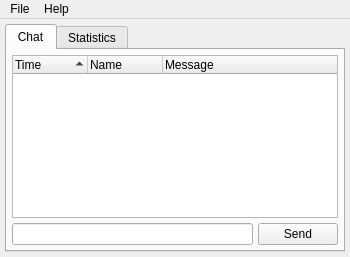
Above: assets/ui/MainWindow_v1.ui from ashbyb/Twitch.TV.Stream.Assistant before the change. Below: the same form after it.
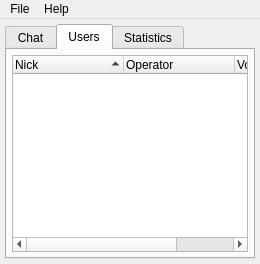
That is the form after the change. The open tabs and pages were chosen to show the change. Icons and pictures are not drawn.

Commit message: edited the layout of the main window log in screen. added a tab for users telling who is in the room, who is opped, and who is voiced.

What changed in the file:
```diff
--- a/assets/ui/MainWindow_v1.ui
+++ b/assets/ui/MainWindow_v1.ui
@@ -6,8 +6,8 @@
    <rect>
     <x>0</x>
     <y>0</y>
-    <width>350</width>
-    <height>257</height>
+    <width>260</width>
+    <height>264</height>
    </rect>
   </property>
   <property name="windowTitle">
@@ -353,6 +353,81 @@
             </item>
            </layout>
           </widget>
+          <widget class="QWidget" name="users">
+           <attribute name="icon">
+            <iconset resource="../../src/media.qrc">
+             <normaloff>:/icons/assets/icons/Gnome-Emblem-Web.ico</normaloff>:/icons/assets/icons/Gnome-Emblem-Web.ico</iconset>
+           </attribute>
+           <attribute name="title">
+            <string>Users</string>
+           </attribute>
+           <layout class="QVBoxLayout" name="verticalLayout_8">
+            <property name="spacing">
+             <number>5</number>
+            </property>
+            <property name="margin">
+             <number>5</number>
+            </property>
+            <item>
+             <widget class="QTreeWidget" name="treeWidget_users">
+              <property name="editTriggers">
+               <set>QAbstractItemView::NoEditTriggers</set>
+              </property>
+              <property name="alternatingRowColors">
+               <bool>true</bool>
+              </property>
+              <property name="rootIsDecorated">
+               <bool>false</bool>
+              </property>
+              <property name="uniformRowHeights">
+               <bool>true</bool>
+              </property>
+              <property name="itemsExpandable">
+               <bool>false</bool>
+              </property>
+              <property name="sortingEnabled">
+               <bool>true</bool>
+              </property>
+              <property name="expandsOnDoubleClick">
+               <bool>false</bool>
+              </property>
+              <attribute name="headerDefaultSectionSize">
+               <number>111</number>
+              </attribute>
+              <attribute name="headerMinimumSectionSize">
+               <number>20</number>
+              </attribute>
+              <column>
+               <property name="text">
+                <string>Nick</string>
+               </property>
+               <property name="icon">
+                <iconset resource="../../src/media.qrc">
+                 <normaloff>:/icons/assets/icons/Gnome-Input-Gaming.ico</normaloff>:/icons/assets/icons/Gnome-Input-Gaming.ico</iconset>
+               </property>
+              </column>
+              <column>
+               <property name="text">
+                <string>Operator</string>
+               </property>
+               <property name="icon">
+                <iconset resource="../../src/media.qrc">
+                 <normaloff>:/icons/assets/icons/Gnome-Emblem-Important.ico</normaloff>:/icons/assets/icons/Gnome-Emblem-Important.ico</iconset>
+               </property>
+              </column>
+              <column>
+               <property name="text">
+                <string>Voiced</string>
+               </property>
+               <property name="icon">
+                <iconset resource="../../src/media.qrc">
+                 <normaloff>:/icons/assets/icons/Gnome-Emblem-Generic.ico</normaloff>:/icons/assets/icons/Gnome-Emblem-Generic.ico</iconset>
+               </property>
+              </column>
+             </widget>
+            </item>
+           </layout>
+          </widget>
           <widget class="QWidget" name="statistics">
            <attribute name="icon">
             <iconset resource="../../src/media.qrc">
@@ -383,7 +458,7 @@
     <rect>
      <x>0</x>
      <y>0</y>
-     <width>350</width>
+     <width>260</width>
      <height>18</height>
     </rect>
    </property>
```
Left out of the diff: 41 changed lines with no effect on the pictures. The commit also changes 4 other files.
